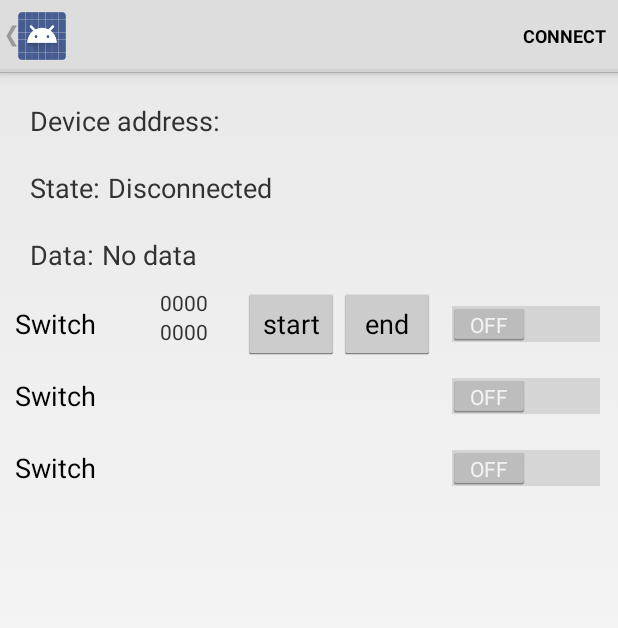
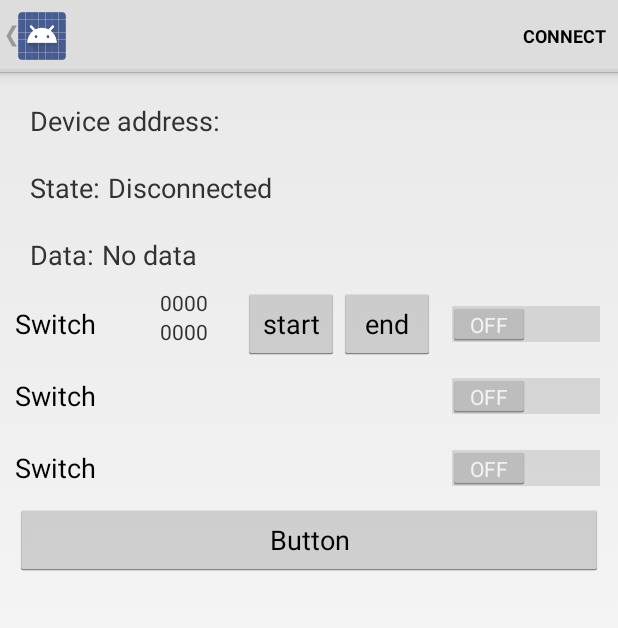
Before and after one commit to weifxn/BLE-Switch-App, an Android app: the MainActivity screen opened directly, with no data from a screen before it, on a phone screen of 412 x 824 dp. Shown: the top 628 px of the screen. Run offline under Robolectric (Android 15) with nearby library versions, the phone set to English and light mode, and no system bars; 3 statements that could not run were skipped.

```diff
--- a/app/src/main/java/com/dk/wf/ble_switch/MainActivity.java
+++ b/app/src/main/java/com/dk/wf/ble_switch/MainActivity.java
@@ -16,6 +16,8 @@
     > Clock icon change color when timer added
     > send time data in byte
     > send 3 time:  current time, start time, end time.
+    > need backend because need to store alarm. Firebase?
+
 
  - Disable switch when disconnected
 
@@ -48,6 +50,7 @@ package com.dk.wf.ble_switch;
 import android.app.Activity;
 import android.app.AlertDialog;
 import android.app.DialogFragment;
+import android.app.Notification;
 import android.app.TimePickerDialog;
 import android.bluetooth.BluetoothGattCharacteristic;
 import android.bluetooth.BluetoothGattService;
@@ -60,6 +63,7 @@ import android.content.IntentFilter;
 import android.content.ServiceConnection;
 import android.os.Bundle;
 import android.os.IBinder;
+import android.support.v4.app.NotificationCompat;
 import android.util.Log;
 import android.view.LayoutInflater;
 import android.view.Menu;
@@ -93,7 +97,14 @@ import java.util.List;
 public class MainActivity extends Activity implements TimePickerDialog.OnTimeSetListener {
 
 
-
+//    // Notification
+//    NotificationCompat.Builder mBuilder = new NotificationCompat.Builder(this, CHANNEL_ID)
+//            .setSmallIcon(R.drawable.notification_icon)
+//            .setContentTitle("Test Notification")
+//            .setContentText("This is the content text of the notification")
+//            .setStyle(new NotificationCompat.BigTextStyle()
+//                .bigText("This is the content text of the notification"))
+//            .setPriority(NotificationCompat.PRIORITY_DEFAULT);
 
     // for edit lamp name dialog
     private Button btnEdit1, btnEdit2, btnEdit3;
--- a/app/src/main/res/layout/gatt_services_characteristics.xml
+++ b/app/src/main/res/layout/gatt_services_characteristics.xml
@@ -183,6 +183,11 @@
             android:text=" " />
     </LinearLayout>
 
+    <Button
+        android:id="@+id/button"
+        android:layout_width="match_parent"
+        android:layout_height="wrap_content"
+        android:text="Button" />
 
 
     <EditText
--- a/build.gradle
+++ b/build.gradle
@@ -12,6 +12,7 @@ buildscript {
 
         // NOTE: Do not place your application dependencies here; they belong
         // in the individual module build.gradle files
+        classpath 'com.google.gms:google-services:3.1.1'
     }
 }
 
```
Also changed, not shown: app/build.gradle (line endings or trailing spaces).
